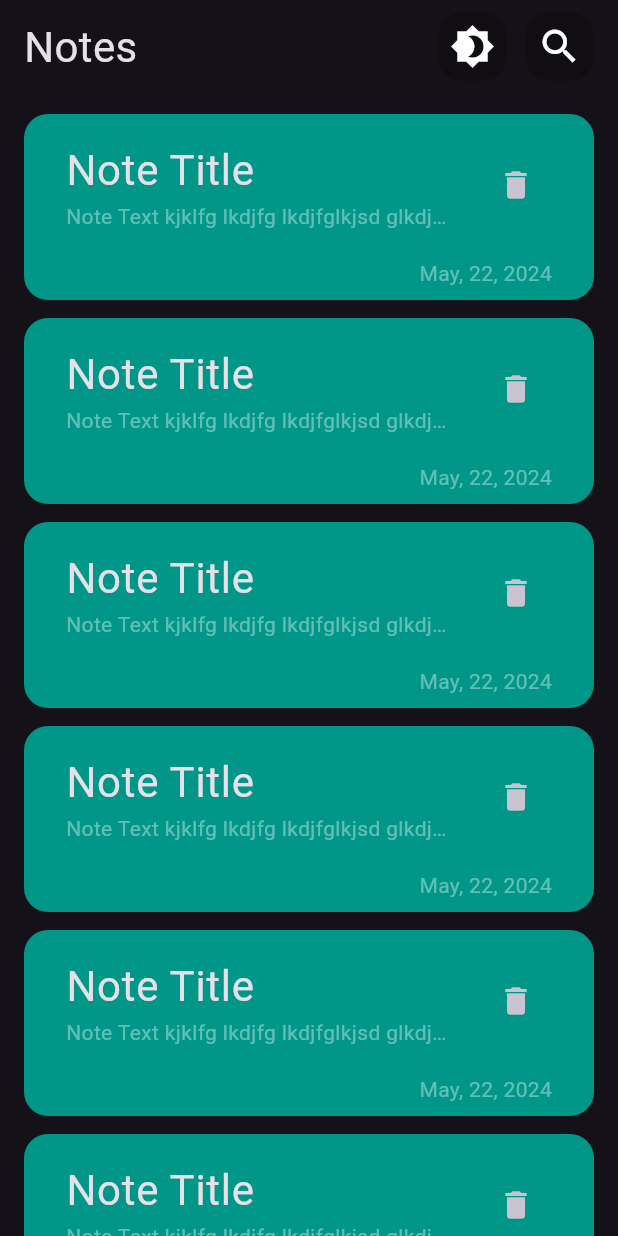
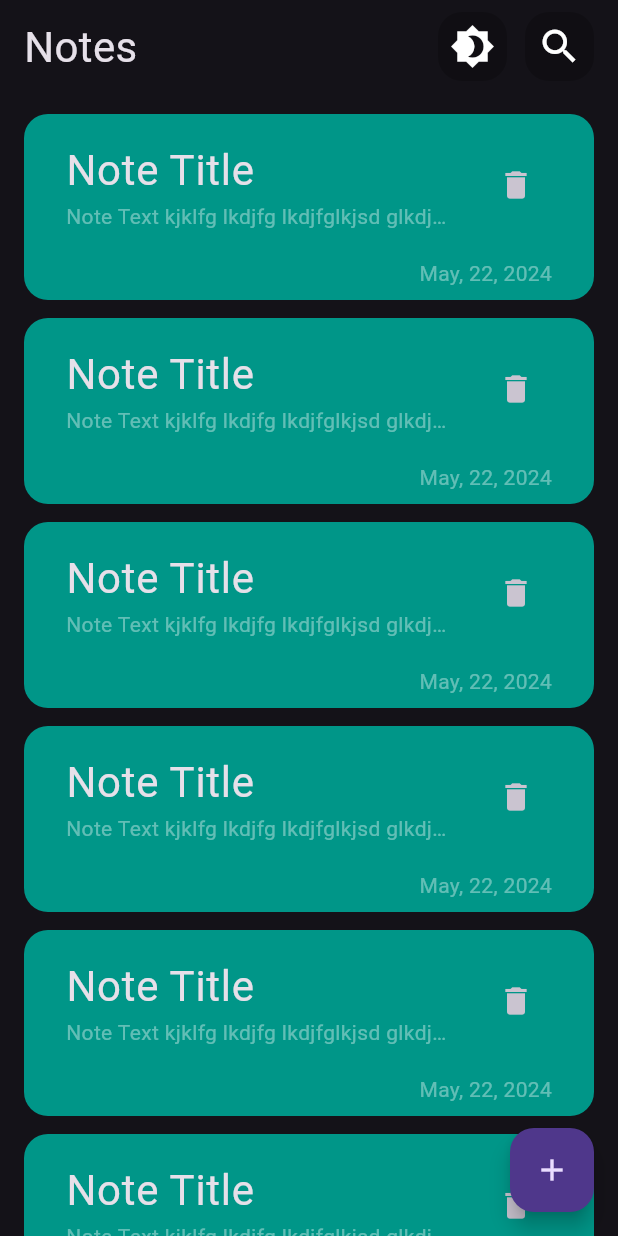
Before and after one commit to AliA5y/pretty_notes, a Flutter app: the screen it shows after launch, on a phone screen of 412 x 824 dp. Run offline on Flutter 3.47's test engine with Material 3 defaults, Android fonts, the phone set to English and light mode, and no system bars.

Commit message:
added floating action button

```diff
--- a/lib/views/home.dart
+++ b/lib/views/home.dart
@@ -6,9 +6,13 @@ class HomeView extends StatelessWidget {
 
   @override
   Widget build(BuildContext context) {
-    return const Scaffold(
-      body: SafeArea(
+    return Scaffold(
+      body: const SafeArea(
         child: HomeViewBody(),
+      ),
+      floatingActionButton: FloatingActionButton(
+        onPressed: () {},
+        child: const Icon(Icons.add),
       ),
     );
   }
```
